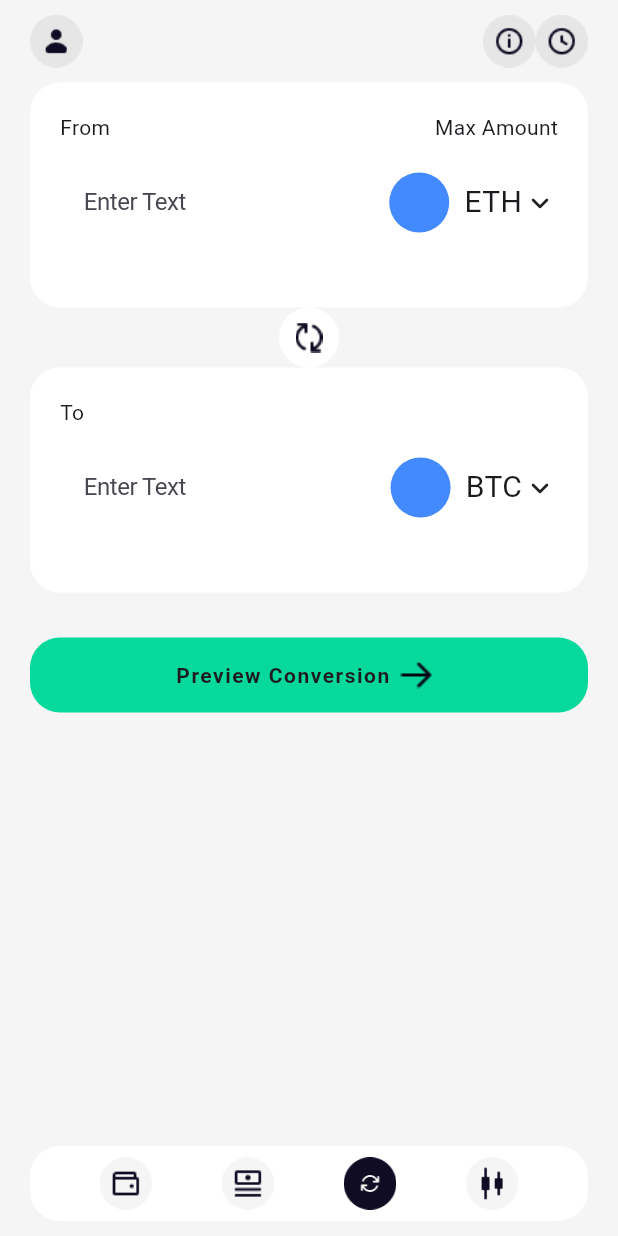
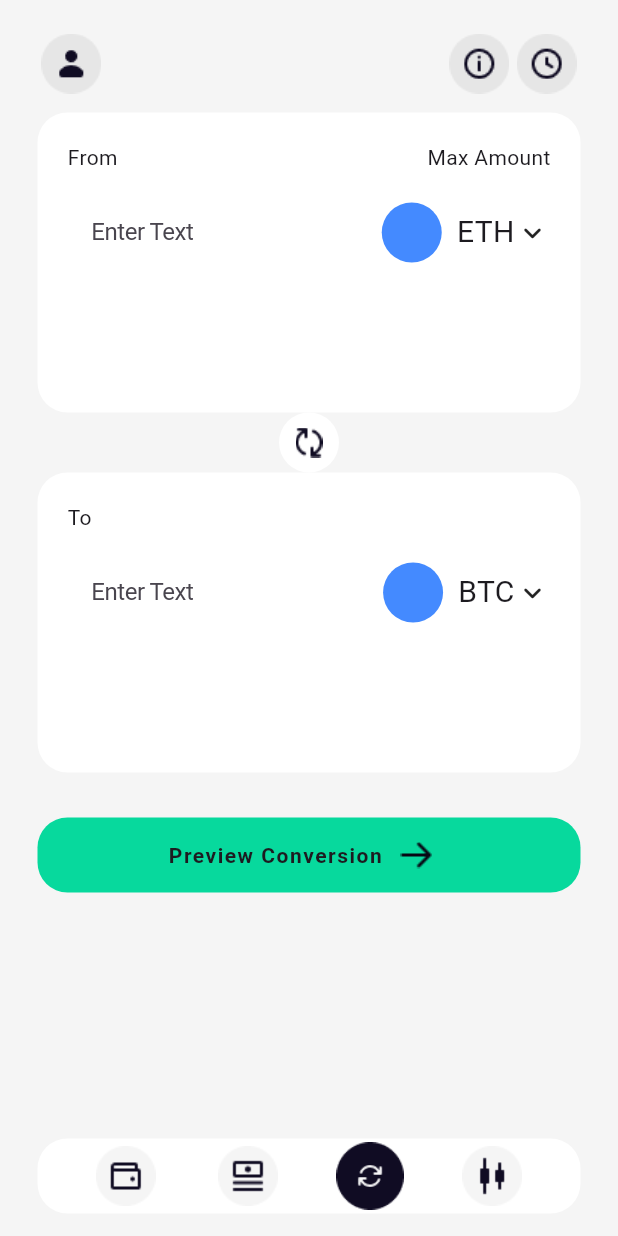
Before and after one commit to Saumya88/ConvertBlock, a Flutter app: the screen it shows after launch, on a phone screen of 412 x 824 dp. Run offline on Flutter 3.47's test engine with Material 2 defaults, Android fonts, the phone set to English and light mode, and no system bars; our stand-ins replace bloc, flutter_bloc.

Commit message:
Bloc Consumer present in Card Widget

```diff
--- a/lib/views/home_view.dart
+++ b/lib/views/home_view.dart
@@ -14,9 +14,12 @@ class HomeView extends StatelessWidget {
   Widget build(BuildContext context) {
     ScrollController con = ScrollController();
 
-    return Scaffold(
+    return SafeArea(
+      child: Scaffold(
         backgroundColor: AppColors.offWhite,
-      body: Column(
+        body: Container(
+          margin: EdgeInsets.fromLTRB(5, 10, 5, 5),
+          child: Column(
             children: [
               Scrollbar(
                 scrollbarOrientation: ScrollbarOrientation.top,
@@ -55,6 +58,8 @@ class HomeView extends StatelessWidget {
               ),
             ],
           ),
+        ),
+      ),
     );
   }
 }
--- a/lib/widgets/app_icon.dart
+++ b/lib/widgets/app_icon.dart
@@ -11,8 +11,8 @@ class AppIcon extends StatelessWidget {
   @override
   Widget build(BuildContext context) {
     return SizedBox(
-      height: 35,
-      width: 35,
+      height: 45,
+      width: 45,
       child: Image.asset(iconPath),
     );
   }
```
Also changed, not shown: lib/models/coin_model.dart (+13 -0 lines), lib/services/crypto_services.dart (+16 -2 lines), lib/widgets/card_widget.dart (+70 -1 lines). Lines whose indentation alone changed are shown as unchanged.
